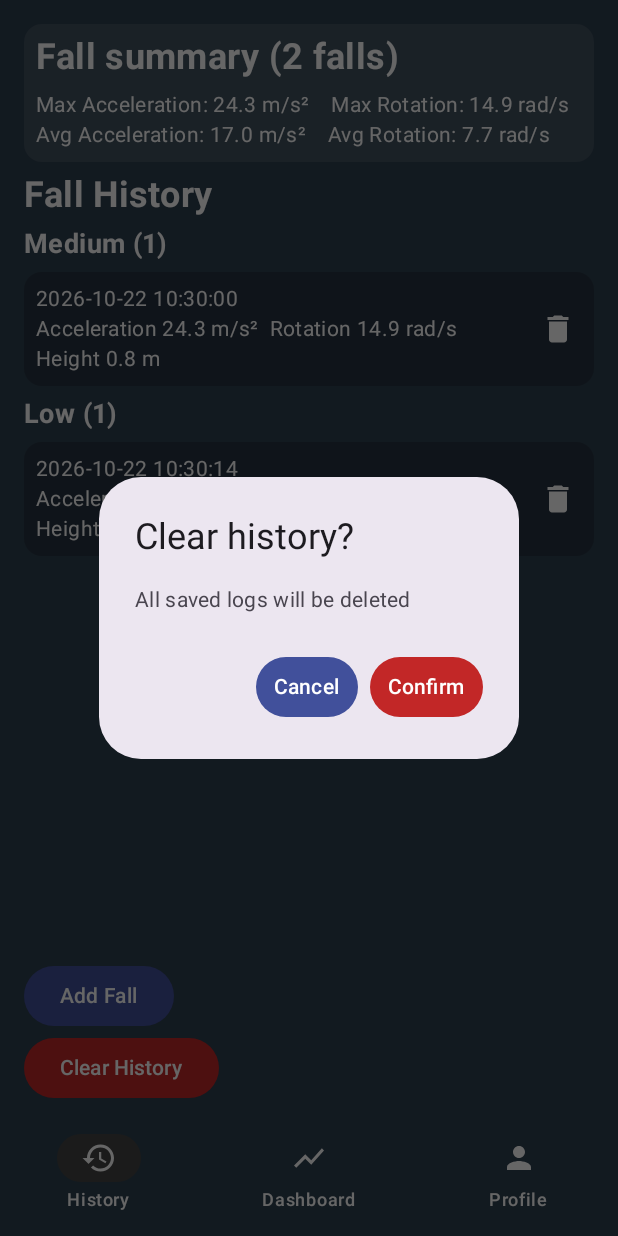
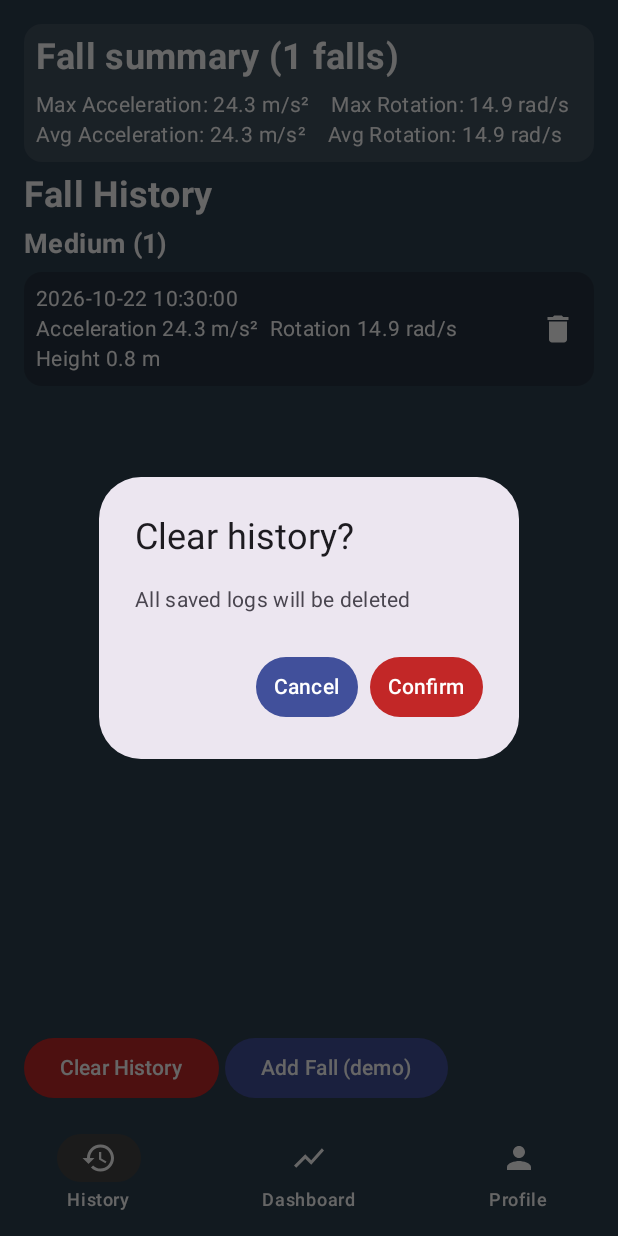
Before and after one commit to jath2025/Twitchy-Project, an Android app built with Jetpack Compose: the screen it shows after launch (MainActivity), after a tap on "Clear History", on a phone screen of 412 x 824 dp. Run offline under Robolectric (Android 15) with nearby library versions, the phone set to English and light mode, and no system bars; pictures from the network do not load; 9 statements that could not run were skipped; 1 other tap on this screen came first.

Commit message:
Fix buttons in history overlapping with falls, change box for a column and put buttons in a row.

```diff
--- a/app/src/main/java/com/jath/twitchy/ui/history/HistoryScreen.kt
+++ b/app/src/main/java/com/jath/twitchy/ui/history/HistoryScreen.kt
@@ -84,10 +84,12 @@ fun HistoryScreen(
             fontWeight = FontWeight.Bold,
             color = Color.White
         )
-        Box(modifier = Modifier.weight(1f)) {
+        Column(
+            modifier = Modifier.fillMaxSize()
+        ) {
             LazyColumn(
                 modifier = Modifier
-                    .fillMaxSize()
+                    .weight(1f)
                     .padding(vertical = 8.dp)
             ) {
                 if (viewModel.items.isEmpty()) {
@@ -111,15 +113,11 @@ fun HistoryScreen(
                     }
                 }
             }
-
-            Spacer(modifier = Modifier.height(16.dp))
-
-            Column(
-                modifier = Modifier
-                    .align(Alignment.BottomStart)
+            Row(
+                horizontalArrangement = Arrangement.spacedBy(4.dp)
             ) {
-                Button(onClick = { viewModel.addFall() }, colors = appButtonColors()) { Text("Add Fall") } // Only for Demos, remove for final version
                 Button(onClick = { clearHistoryDialog = true }, colors = appButtonColorsDanger()) { Text("Clear History") }
+                Button(onClick = { viewModel.addFall() }, colors = appButtonColors()) { Text("Add Fall (demo)") } // Only for Demos, remove for final version
             }
         }
 
```
